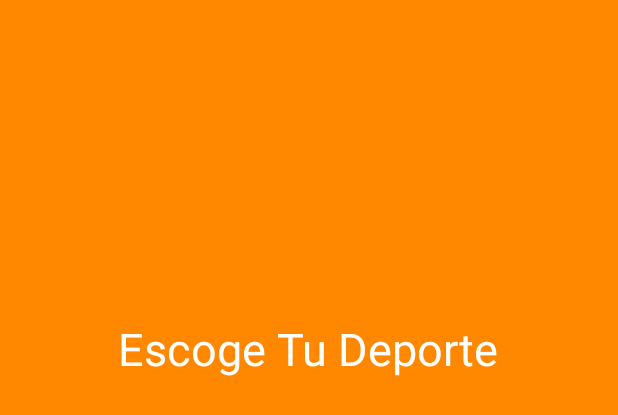
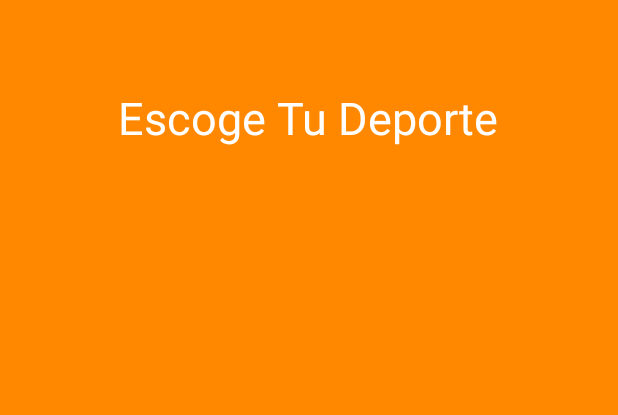
Before and after one commit to tizon9804/ubung-mobile, an Android app: the layout activity_main_ubung.xml on its own in the app's theme, with its tools: preview values and no code run, on a phone screen of 412 x 824 dp. Shown: the top 415 px of the screen. Run offline under Robolectric (Android 15) with nearby library versions, the phone set to English and light mode, and no system bars.

Commit message:
fixx errors2

```diff
--- a/app/src/main/java/com/ubung/tc/ubungmobile/adapters/ButtonAdapterView.java
+++ b/app/src/main/java/com/ubung/tc/ubungmobile/adapters/ButtonAdapterView.java
@@ -39,9 +39,9 @@ public class ButtonAdapterView extends BaseAdapter {
         ImageView imageView;
         if (convertView == null) {  // if it's not recycled, initialize some attributes
             imageView = new ImageView(cnt);
-            imageView.setLayoutParams(new GridView.LayoutParams(85, 85));
+            imageView.setLayoutParams(new GridView.LayoutParams(200, 200));
             imageView.setScaleType(ImageView.ScaleType.CENTER_CROP);
-            imageView.setPadding(8, 8, 8, 8);
+            imageView.setPadding(1, 1,1, 1);
         } else {
             imageView = (ImageView) convertView;
         }
--- a/app/src/main/java/com/ubung/tc/ubungmobile/core/UbungService.java
+++ b/app/src/main/java/com/ubung/tc/ubungmobile/core/UbungService.java
@@ -20,9 +20,9 @@ public class UbungService {
         //ToDo: crear y retornar las imagenes de deportes;
 
   Integer[] mThumbIds = {
-              R.drawable.ic_launcher, R.drawable.ic_launcher,
+              R.drawable.ic_launcher, R.drawable.btntest,
                R.drawable.ic_launcher, R.drawable.ic_launcher,
-               R.drawable.ic_launcher, R.drawable.ic_launcher
+               R.drawable.btntest, R.drawable.btntest
        };
 
        return mThumbIds;
--- a/app/src/main/res/layout/activity_main_ubung.xml
+++ b/app/src/main/res/layout/activity_main_ubung.xml
@@ -11,10 +11,10 @@
         android:layout_height="wrap_content"
         android:textSize="30dp"
         android:id="@+id/textView"
-        android:layout_above="@+id/grid_button_view"
+        android:textColor="#ffffffff"
+        android:layout_alignParentTop="true"
         android:layout_centerHorizontal="true"
-        android:layout_marginBottom="59dp"
-        android:textColor="#ffffffff" />
+        android:layout_marginTop="42dp" />
 
 
 
@@ -22,15 +22,16 @@
     <GridView
         android:id="@+id/grid_button_view"
         android:layout_width="match_parent"
-        android:layout_height="200dp"
-        android:columnWidth="90dp"
+        android:layout_height="250dp"
+        android:columnWidth="80dp"
         android:numColumns="auto_fit"
-        android:verticalSpacing="20dp"
+        android:verticalSpacing="50dp"
         android:horizontalSpacing="20dp"
         android:stretchMode="columnWidth"
         android:gravity="center"
-        android:layout_centerVertical="true"
-        android:layout_alignParentStart="true" />
+        android:layout_below="@+id/textView"
+        android:layout_alignParentStart="true"
+        android:layout_marginTop="100dp" />
 
 
 
```
